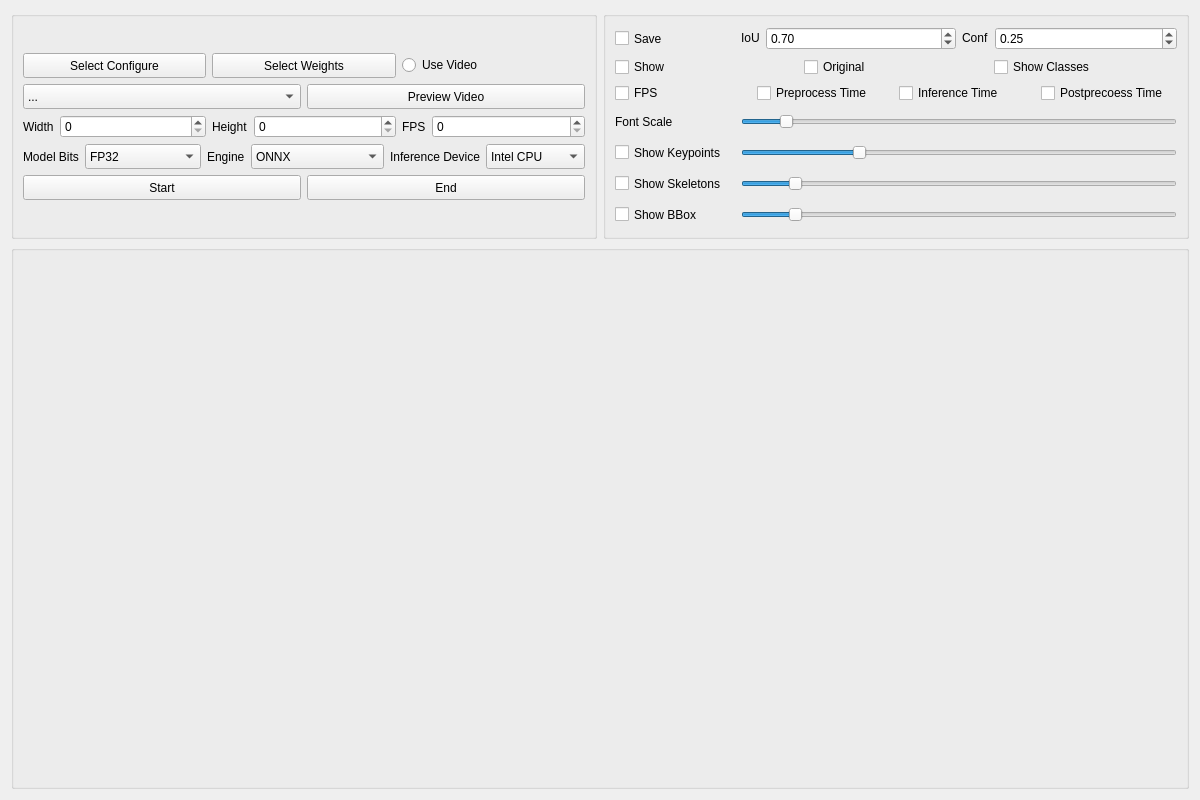
Old version of the form animalposetracker/gui/ui/inferencer.ui in the repository wux024/AnimalPoseTracker.
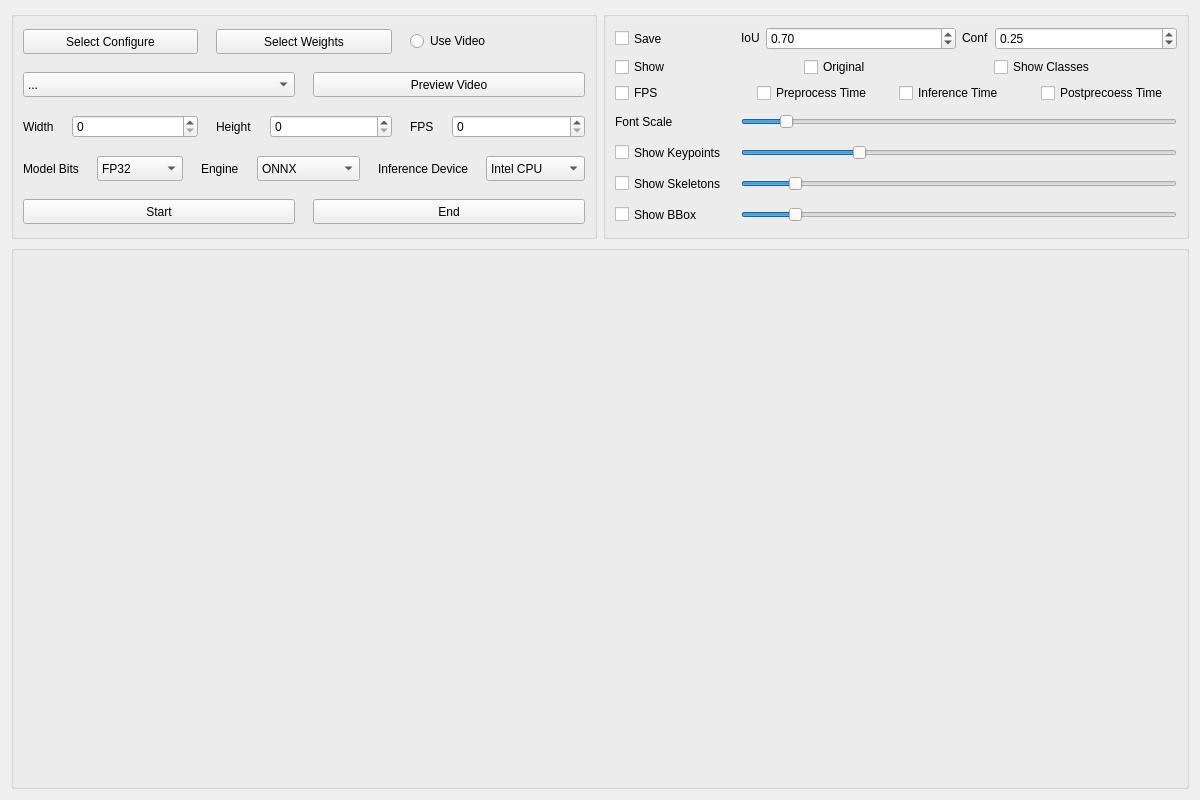
New version of the form. Icons and pictures are not drawn.

Patch:
```diff
--- a/animalposetracker/gui/ui/inferencer.ui
+++ b/animalposetracker/gui/ui/inferencer.ui
@@ -43,6 +43,9 @@
        <layout class="QVBoxLayout" name="BaseToolsGroupLayout">
         <item>
          <layout class="QVBoxLayout" name="BaseToolsLayout">
+          <property name="spacing">
+           <number>18</number>
+          </property>
           <item>
            <layout class="QHBoxLayout" name="BaseConfigureLayout">
             <item>
```
